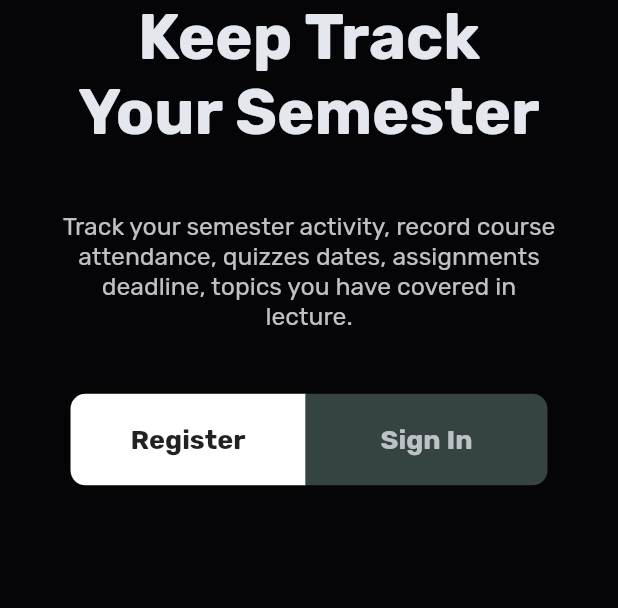
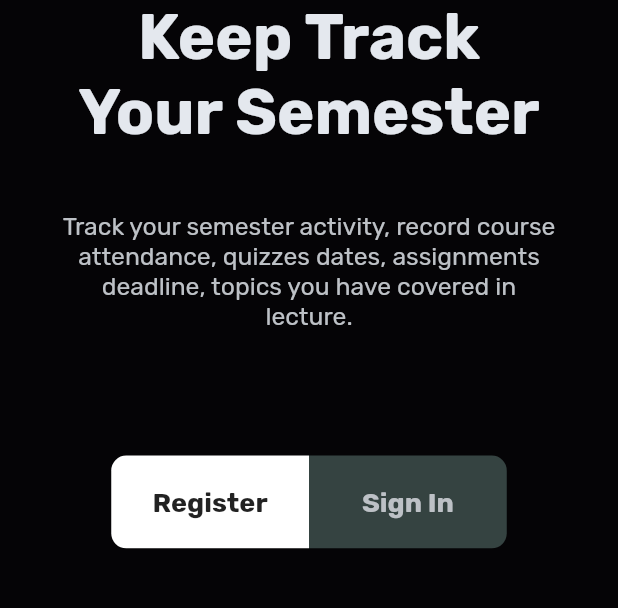
Before and after one commit to MZubairNaeem/semester-activty-tracker, a Flutter app: the screen it shows after launch, on a phone screen of 412 x 824 dp, the part 556-1164 px from its top. Run offline on Flutter 3.47's test engine with Material 2 defaults, Android fonts, the light colour scheme and no system bars; our stand-ins replace firebase_auth, firebase_core, google_fonts, page_transition; accounts and stored records are empty.

Commit message:
10:25 20/02/2023 welcome screen responsive

```diff
--- a/lib/view/auth/welcome.dart
+++ b/lib/view/auth/welcome.dart
@@ -4,7 +4,6 @@ import 'package:semester_tracker/resource/colors.dart';
 import 'package:semester_tracker/resource/strings.dart';
 import 'package:semester_tracker/view/auth/register.dart';
 import 'package:semester_tracker/view/auth/sign_in.dart';
-import 'package:sizer/sizer.dart';
 
 class Welcome extends StatefulWidget {
   const Welcome({Key? key}) : super(key: key);
@@ -60,7 +59,7 @@ class _WelcomeState extends State<Welcome> {
                       color: AppColors().greyText),
                 ),
                 SizedBox(
-                  height: screenHeight * 0.05,
+                  height: screenHeight * 0.1,
                 ),
                 Row(
                   mainAxisAlignment: MainAxisAlignment.center,
@@ -72,19 +71,18 @@ class _WelcomeState extends State<Welcome> {
                               type: PageTransitionType.leftToRight,
                               child: const Register())),
                       child: Container(
+                        alignment: Alignment.center,
+                        height: screenHeight * 0.075,
+                        width: screenWidth * 0.32,
                         decoration: const BoxDecoration(
                             borderRadius: BorderRadius.only(
                                 topLeft: Radius.circular(10),
                                 bottomLeft: Radius.circular(10)),
                             color: Colors.white),
-                        child: const Padding(
-                          padding: EdgeInsets.only(
-                              left: 40, right: 40, top: 20, bottom: 20),
-                          child: Text(
+                        child:  Text(
                           'Register',
                           style: TextStyle(
                               fontSize: 18, fontWeight: FontWeight.bold),
-                          ),
                         ),
                       ),
                     ),
@@ -95,21 +93,22 @@ class _WelcomeState extends State<Welcome> {
                               type: PageTransitionType.rightToLeft,
                               child: const SignIn())),
                       child: Container(
+                        alignment: Alignment.center,
+                        height: screenHeight * 0.075,
+                        width: screenWidth * 0.32,
                         decoration: BoxDecoration(
                             borderRadius: const BorderRadius.only(
                                 topRight: Radius.circular(10),
                                 bottomRight: Radius.circular(10)),
                             color: AppColors().secondaryColor),
-                        child: Padding(
-                          padding: const EdgeInsets.only(
-                              left: 50, right: 50, top: 20, bottom: 20),
                         child: Text(
+
                           'Sign In',
+
                           style: TextStyle(
                               fontSize: 18,
                               color: AppColors().greyText,
                               fontWeight: FontWeight.bold),
-                          ),
                         ),
                       ),
                     ),
```
Lines whose indentation alone changed are shown as unchanged.
